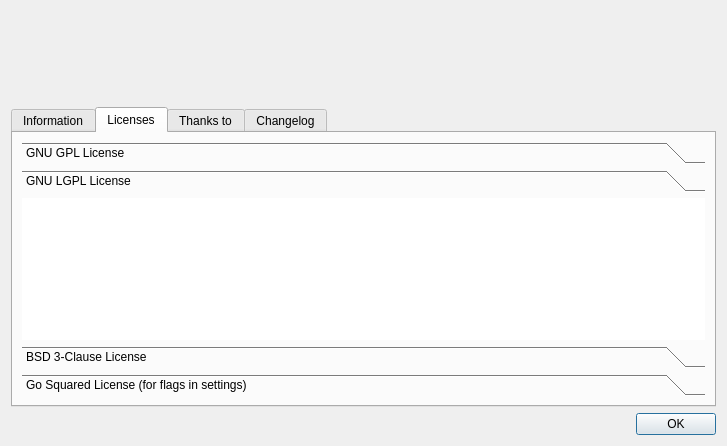
martinrotter/qonverter, file ui/formabout.ui: the form before one commit.
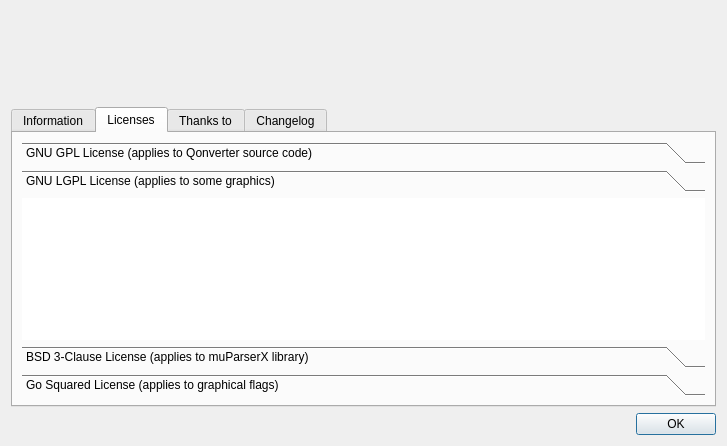
The form after the commit. The open tabs and pages were chosen to show the change. Icons and pictures are not drawn.

```diff
--- a/ui/formabout.ui
+++ b/ui/formabout.ui
@@ -178,7 +178,7 @@
            <bool>false</bool>
           </property>
           <attribute name="label">
-           <string>GNU GPL License</string>
+           <string>GNU GPL License (applies to Qonverter source code)</string>
           </attribute>
           <attribute name="toolTip">
            <string>GNU GPL License</string>
@@ -240,7 +240,7 @@
          </widget>
          <widget class="QWidget" name="page_GNU_LGPL">
           <attribute name="label">
-           <string>GNU LGPL License</string>
+           <string>GNU LGPL License (applies to some graphics)</string>
           </attribute>
           <attribute name="toolTip">
            <string>GNU LGPL License</string>
@@ -302,7 +302,7 @@
          </widget>
          <widget class="QWidget" name="page_BSD">
           <attribute name="label">
-           <string>BSD 3-Clause License</string>
+           <string>BSD 3-Clause License (applies to muParserX library)</string>
           </attribute>
           <attribute name="toolTip">
            <string>BSD 3-Clause License</string>
@@ -372,7 +372,7 @@
            </rect>
           </property>
           <attribute name="label">
-           <string>Go Squared License (for flags in settings)</string>
+           <string>Go Squared License (applies to graphical flags)</string>
           </attribute>
           <attribute name="toolTip">
            <string>Go Squared License (for flags in settings)</string>
```
Left out of the diff: 20 changed lines with no effect on the pictures.
